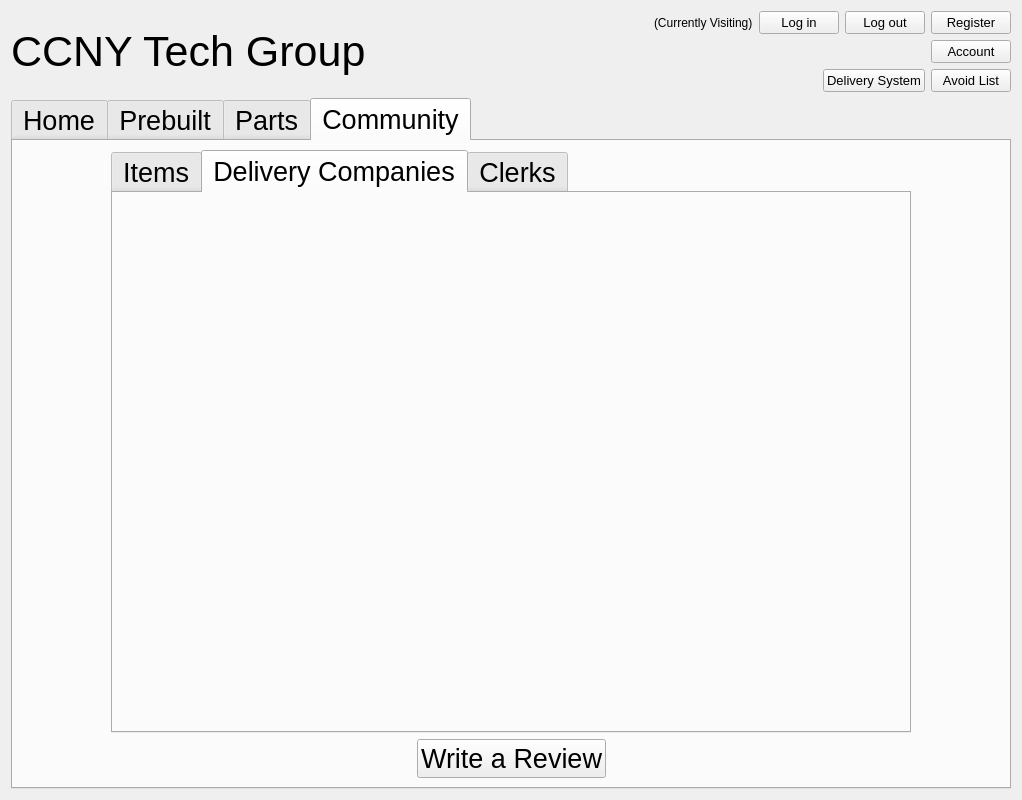
Before: the Qt Designer form UiFiles/Homepage.ui in mdsakilkhan/CSC32200-Project, drawn with Qt 5.
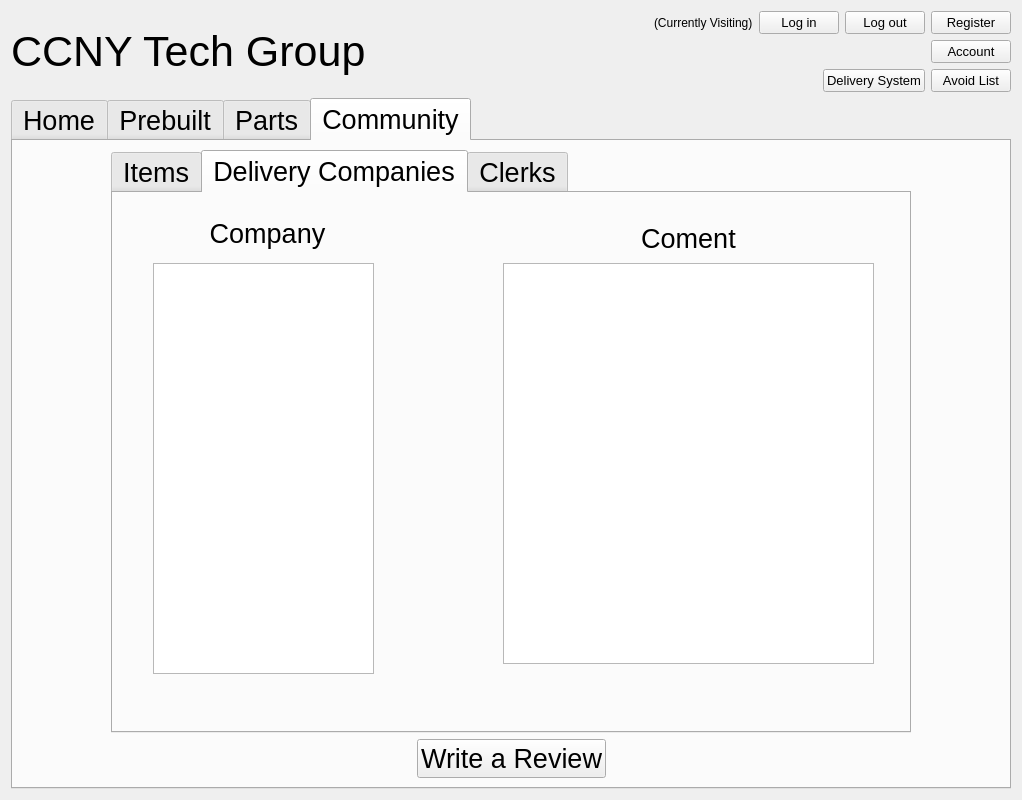
After: the same form once the commit is applied. The open tabs and pages were chosen to show the change. Icons and pictures are not drawn.

The edit to the form file:
```diff
--- a/UiFiles/Homepage.ui
+++ b/UiFiles/Homepage.ui
@@ -1419,6 +1419,58 @@
             <attribute name="title">
              <string>Delivery Companies</string>
             </attribute>
+            <widget class="QListWidget" name="companyNameList">
+             <property name="geometry">
+              <rect>
+               <x>40</x>
+               <y>70</y>
+               <width>221</width>
+               <height>411</height>
+              </rect>
+             </property>
+            </widget>
+            <widget class="QLabel" name="label_4">
+             <property name="geometry">
+              <rect>
+               <x>79</x>
+               <y>25</y>
+               <width>151</width>
+               <height>31</height>
+              </rect>
+             </property>
+             <property name="text">
+              <string>Company</string>
+             </property>
+             <property name="alignment">
+              <set>Qt::AlignCenter</set>
+             </property>
+            </widget>
+            <widget class="QListWidget" name="companycomment">
+             <property name="geometry">
+              <rect>
+               <x>390</x>
+               <y>70</y>
+               <width>371</width>
+               <height>401</height>
+              </rect>
+             </property>
+            </widget>
+            <widget class="QLabel" name="label_5">
+             <property name="geometry">
+              <rect>
+               <x>480</x>
+               <y>30</y>
+               <width>191</width>
+               <height>31</height>
+              </rect>
+             </property>
+             <property name="text">
+              <string>Coment</string>
+             </property>
+             <property name="alignment">
+              <set>Qt::AlignCenter</set>
+             </property>
+            </widget>
            </widget>
            <widget class="QWidget" name="tab_7">
             <attribute name="title">
```
Left out of the diff: 60 changed lines with no effect on the pictures.
